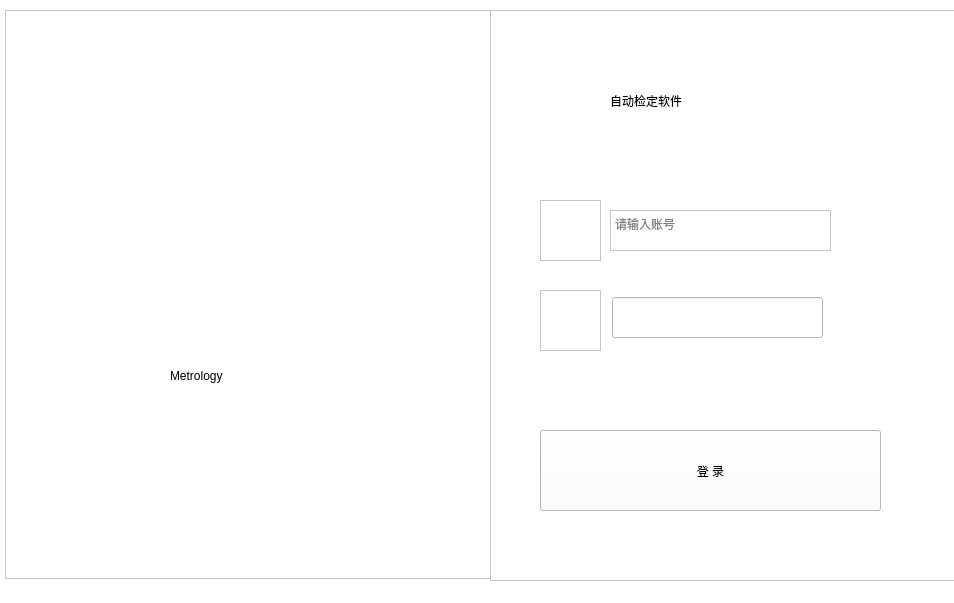
Old version of the form loginwindow.ui in the repository tanyue1984/AutomaticVerification.
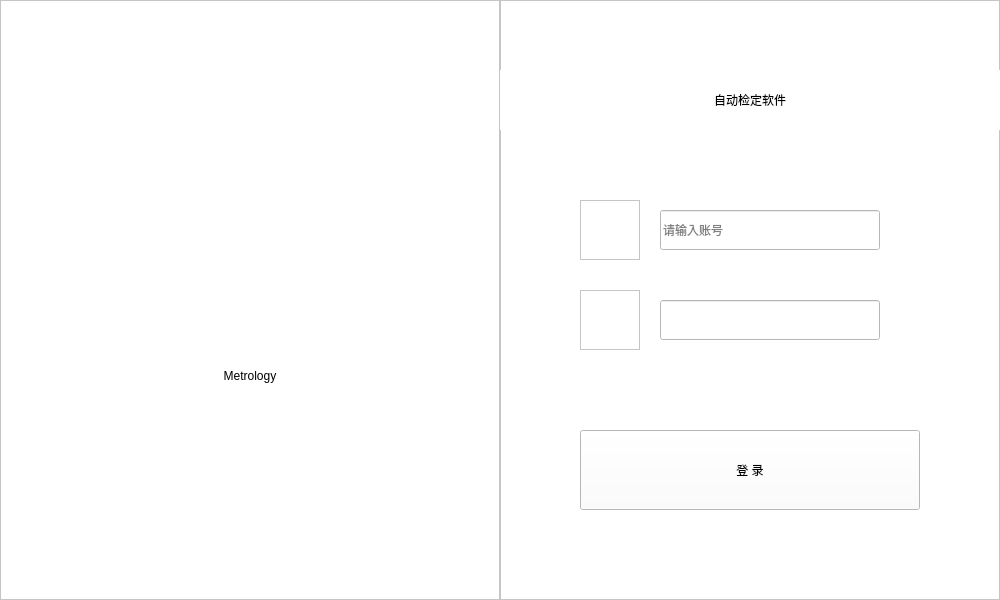
New version of the form. Icons and pictures are not drawn.

Commit message: 20240510 登录验证密码及登录界面微调

Diff of the .ui file:
```diff
--- a/loginwindow.ui
+++ b/loginwindow.ui
@@ -6,8 +6,8 @@
    <rect>
     <x>0</x>
     <y>0</y>
-    <width>954</width>
-    <height>603</height>
+    <width>1000</width>
+    <height>600</height>
    </rect>
   </property>
   <property name="windowTitle">
@@ -20,10 +20,10 @@
    <widget class="QLabel" name="label">
     <property name="geometry">
      <rect>
-      <x>110</x>
-      <y>110</y>
-      <width>271</width>
-      <height>231</height>
+      <x>100</x>
+      <y>100</y>
+      <width>300</width>
+      <height>230</height>
      </rect>
     </property>
     <property name="styleSheet">
@@ -35,34 +35,13 @@
      <string/>
     </property>
    </widget>
-   <widget class="QLabel" name="label_2">
-    <property name="geometry">
-     <rect>
-      <x>0</x>
-      <y>10</y>
-      <width>491</width>
-      <height>601</height>
-     </rect>
-    </property>
-    <property name="styleSheet">
-     <string notr="true">background-image: url(:/image/login/u2.png);
-background-repeat: no-repeat;
-background-color: transparent;
-background-repeat: no-repeat;
-background-position: center;
-background-size: 100%;</string>
-    </property>
-    <property name="text">
-     <string/>
-    </property>
-   </widget>
    <widget class="QGraphicsView" name="graphicsView">
     <property name="geometry">
      <rect>
-      <x>5</x>
-      <y>10</y>
-      <width>491</width>
-      <height>569</height>
+      <x>0</x>
+      <y>0</y>
+      <width>500</width>
+      <height>600</height>
      </rect>
     </property>
     <property name="styleSheet">
@@ -73,9 +52,9 @@
    <widget class="QLabel" name="label_3">
     <property name="geometry">
      <rect>
-      <x>170</x>
+      <x>100</x>
       <y>350</y>
-      <width>241</width>
+      <width>300</width>
       <height>51</height>
      </rect>
     </property>
@@ -85,37 +64,43 @@
     <property name="text">
      <string>Metrology</string>
     </property>
+    <property name="alignment">
+     <set>Qt::AlignCenter</set>
+    </property>
    </widget>
    <widget class="QTextBrowser" name="textBrowser">
     <property name="geometry">
      <rect>
-      <x>490</x>
-      <y>10</y>
-      <width>471</width>
-      <height>571</height>
+      <x>500</x>
+      <y>0</y>
+      <width>500</width>
+      <height>600</height>
      </rect>
     </property>
    </widget>
    <widget class="QLabel" name="lab_title">
     <property name="geometry">
      <rect>
-      <x>610</x>
+      <x>500</x>
       <y>70</y>
-      <width>271</width>
-      <height>61</height>
+      <width>500</width>
+      <height>60</height>
      </rect>
     </property>
     <property name="text">
      <string>自动检定软件</string>
     </property>
+    <property name="alignment">
+     <set>Qt::AlignCenter</set>
+    </property>
    </widget>
    <widget class="QTextBrowser" name="textBrowser_2">
     <property name="geometry">
      <rect>
-      <x>540</x>
+      <x>580</x>
       <y>200</y>
-      <width>61</width>
-      <height>61</height>
+      <width>60</width>
+      <height>60</height>
      </rect>
     </property>
     <property name="styleSheet">
@@ -125,20 +110,20 @@
    <widget class="QGraphicsView" name="graphicsView_2">
     <property name="geometry">
      <rect>
-      <x>490</x>
-      <y>10</y>
-      <width>461</width>
-      <height>571</height>
+      <x>500</x>
+      <y>0</y>
+      <width>500</width>
+      <height>600</height>
      </rect>
     </property>
    </widget>
    <widget class="QTextBrowser" name="textBrowser_3">
     <property name="geometry">
      <rect>
-      <x>540</x>
+      <x>580</x>
       <y>290</y>
-      <width>61</width>
-      <height>61</height>
+      <width>60</width>
+      <height>60</height>
      </rect>
     </property>
     <property name="styleSheet">
@@ -148,10 +133,10 @@
    <widget class="QPushButton" name="Button_login">
     <property name="geometry">
      <rect>
-      <x>540</x>
+      <x>580</x>
       <y>430</y>
-      <width>341</width>
-      <height>81</height>
+      <width>340</width>
+      <height>80</height>
      </rect>
     </property>
     <property name="cursor">
@@ -164,45 +149,30 @@
      <string>登 录</string>
     </property>
    </widget>
-   <widget class="QTextEdit" name="textEdit_acc">
+   <widget class="QLineEdit" name="lineEdit_pwd">
     <property name="geometry">
      <rect>
-      <x>610</x>
+      <x>660</x>
+      <y>300</y>
+      <width>220</width>
+      <height>40</height>
+     </rect>
+    </property>
+   </widget>
+   <widget class="QLineEdit" name="lineEdit_acc">
+    <property name="geometry">
+     <rect>
+      <x>660</x>
       <y>210</y>
-      <width>221</width>
-      <height>41</height>
+      <width>220</width>
+      <height>40</height>
      </rect>
     </property>
     <property name="placeholderText">
      <string>请输入账号</string>
     </property>
    </widget>
-   <widget class="QLabel" name="label_4">
-    <property name="geometry">
-     <rect>
-      <x>507</x>
-      <y>1</y>
-      <width>72</width>
-      <height>16</height>
-     </rect>
-    </property>
-    <property name="text">
-     <string/>
-    </property>
-   </widget>
-   <widget class="QLineEdit" name="lineEdit_pwd">
-    <property name="geometry">
-     <rect>
-      <x>612</x>
-      <y>297</y>
-      <width>211</width>
-      <height>41</height>
-     </rect>
-    </property>
-   </widget>
-   <zorder>label_4</zorder>
    <zorder>graphicsView</zorder>
-   <zorder>label_2</zorder>
    <zorder>label_3</zorder>
    <zorder>graphicsView_2</zorder>
    <zorder>textBrowser</zorder>
@@ -210,21 +180,10 @@
    <zorder>textBrowser_2</zorder>
    <zorder>textBrowser_3</zorder>
    <zorder>Button_login</zorder>
-   <zorder>textEdit_acc</zorder>
    <zorder>label</zorder>
    <zorder>lineEdit_pwd</zorder>
+   <zorder>lineEdit_acc</zorder>
   </widget>
-  <widget class="QMenuBar" name="menubar">
-   <property name="geometry">
-    <rect>
-     <x>0</x>
-     <y>0</y>
-     <width>954</width>
-     <height>21</height>
-    </rect>
-   </property>
-  </widget>
-  <widget class="QStatusBar" name="statusbar"/>
  </widget>
  <resources/>
  <connections/>
```
Left out of the diff: 10 changed lines with no effect on the pictures. The commit also changes 5 other files.
